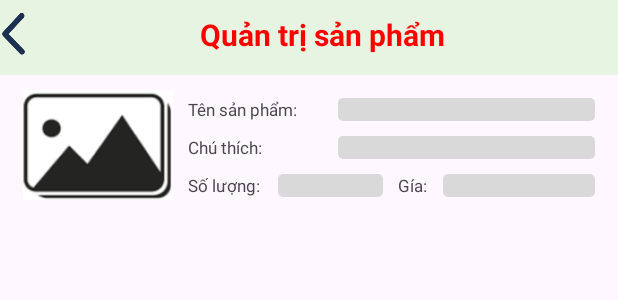
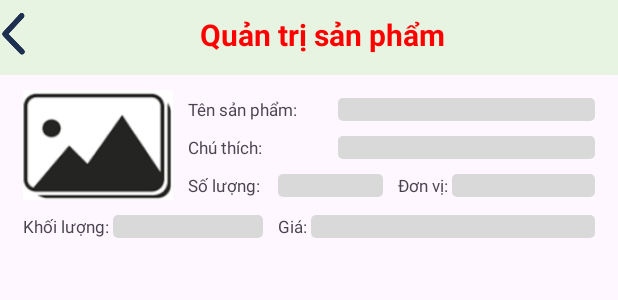
Before and after one commit to NgocThang2003/Nhom6_ChuyenDe2, an Android app: the layout layout_quantrisanpham.xml on its own in the app's theme, with its tools: preview values and no code run, on a phone screen of 412 x 824 dp. Shown: the top 300 px of the screen. Run offline under Robolectric (Android 15) with nearby library versions, the phone set to English and light mode, and no system bars.

Commit message:
quan tri san pham

```diff
--- a/app/src/main/res/layout/layout_quantrisanpham.xml
+++ b/app/src/main/res/layout/layout_quantrisanpham.xml
@@ -57,82 +57,114 @@
                 android:orientation="vertical">
 
                 <LinearLayout
-                    android:layout_marginTop="5dp"
                     android:layout_width="match_parent"
                     android:layout_height="wrap_content"
+                    android:layout_marginTop="5dp"
                     android:orientation="horizontal">
 
                     <TextView
-                        android:textSize="11dp"
                         android:layout_width="100dp"
                         android:layout_height="wrap_content"
-                        android:text="Tên sản phẩm: "></TextView>
+                        android:text="Tên sản phẩm: "
+                        android:textSize="11dp"></TextView>
 
                     <EditText
-                        android:textSize="11dp"
                         android:layout_width="match_parent"
                         android:layout_height="wrap_content"
-                        android:background="@drawable/bg_edt"></EditText>
+                        android:background="@drawable/bg_edt"
+                        android:textSize="11dp"></EditText>
                 </LinearLayout>
 
                 <LinearLayout
 
-                    android:layout_marginTop="10dp"
                     android:layout_width="match_parent"
                     android:layout_height="wrap_content"
+                    android:layout_marginTop="10dp"
                     android:orientation="horizontal">
 
                     <TextView
-                        android:textSize="11dp"
                         android:layout_width="100dp"
                         android:layout_height="wrap_content"
-                        android:text="Chú thích: "></TextView>
+                        android:text="Chú thích: "
+                        android:textSize="11dp"></TextView>
 
                     <EditText
-                        android:textSize="11dp"
                         android:layout_width="match_parent"
                         android:layout_height="wrap_content"
-                        android:background="@drawable/bg_edt"></EditText>
+                        android:background="@drawable/bg_edt"
+                        android:textSize="11dp"></EditText>
                 </LinearLayout>
 
                 <LinearLayout
-                    android:layout_marginTop="10dp"
                     android:layout_width="match_parent"
                     android:layout_height="wrap_content"
+                    android:layout_marginTop="10dp"
                     android:orientation="horizontal">
 
                     <TextView
-                        android:textSize="11dp"
                         android:layout_width="60dp"
                         android:layout_height="wrap_content"
-                        android:text="Số lượng: "></TextView>
+                        android:text="Số lượng: "
+                        android:textSize="11dp"></TextView>
 
                     <EditText
-                        android:textSize="11dp"
                         android:layout_width="70dp"
                         android:layout_height="wrap_content"
-                        android:background="@drawable/bg_edt"></EditText>
+                        android:background="@drawable/bg_edt"
+                        android:textSize="11dp"></EditText>
 
                     <TextView
+                        android:layout_width="wrap_content"
+                        android:layout_height="wrap_content"
                         android:layout_marginLeft="10dp"
-                        android:textSize="11dp"
-                        android:layout_width="30dp"
-                        android:layout_height="wrap_content"
-                        android:text="Gía: "></TextView>
+                        android:text="Đơn vị: "
+                        android:textSize="11dp"></TextView>
 
                     <EditText
-                        android:textSize="11dp"
                         android:layout_width="match_parent"
                         android:layout_height="wrap_content"
-                        android:background="@drawable/bg_edt"></EditText>
+                        android:background="@drawable/bg_edt"
+                        android:textSize="11dp"></EditText>
                 </LinearLayout>
 
             </LinearLayout>
         </LinearLayout>
+
         <LinearLayout
+            android:layout_marginTop="10dp"
             android:layout_width="match_parent"
             android:layout_height="wrap_content"
-            android:orientation="horizontal"></LinearLayout>
+            android:orientation="horizontal">
+
+            <TextView
+                android:layout_width="wrap_content"
+                android:layout_height="wrap_content"
+                android:text="Khối lượng: "
+                android:textSize="11dp">
+
+            </TextView>
+
+            <EditText
+                android:layout_width="100dp"
+                android:layout_height="wrap_content"
+                android:background="@drawable/bg_edt"
+                android:textSize="11dp"></EditText>
+
+            <TextView
+                android:layout_marginLeft="10dp"
+                android:layout_width="wrap_content"
+                android:layout_height="wrap_content"
+                android:text="Giá: "
+                android:textSize="11dp">
+
+            </TextView>
+
+            <EditText
+                android:layout_width="match_parent"
+                android:layout_height="wrap_content"
+                android:background="@drawable/bg_edt"
+                android:textSize="11dp"></EditText>
+        </LinearLayout>
     </LinearLayout>
 
 </LinearLayout>
```
